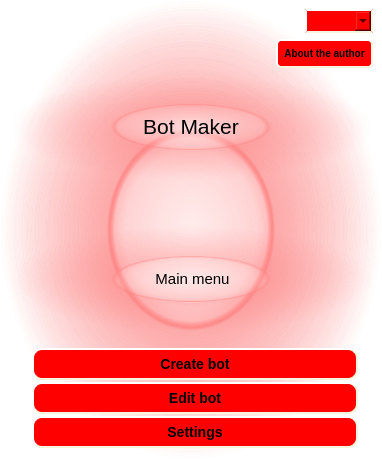
Before: the Qt Designer form Bot/mainwindow.ui in ultraxion2000/Bot_creator-1, drawn with Qt 5.
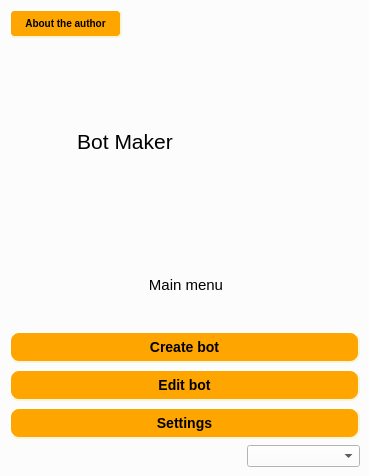
After: the same form once the commit is applied. Icons and pictures are not drawn.

What changed in the file:
```diff
--- a/Bot/mainwindow.ui
+++ b/Bot/mainwindow.ui
@@ -6,37 +6,23 @@
    <rect>
     <x>0</x>
     <y>0</y>
-    <width>382</width>
-    <height>459</height>
+    <width>369</width>
+    <height>476</height>
    </rect>
   </property>
   <property name="windowTitle">
    <string>MainWindow</string>
   </property>
   <property name="styleSheet">
-   <string notr="true">background-color:qradialgradient(spread:pad, cx:0.5, cy:0.5, radius:0.5, fx:0.5, fy:0.5, stop:0 rgba(255, 235, 235, 206), stop:0.35 rgba(255, 188, 188, 80), stop:0.4 rgba(255, 162, 162, 80), stop:0.425 rgba(255, 132, 132, 156), stop:0.44 rgba(252, 128, 128, 80), stop:1 rgba(255, 255, 255, 0))
-</string>
+   <string notr="true">background-color:rgb(252, 252, 252)</string>
   </property>
   <widget class="QWidget" name="centralwidget">
-   <layout class="QVBoxLayout" name="verticalLayout_2">
-    <item alignment="Qt::AlignRight">
-     <widget class="QComboBox" name="comboBox">
-      <property name="styleSheet">
-       <string notr="true">QComboBox{
-    background-color: red;
-    border-style:outset ;
-    border-width: 2px;
-	 border-color: beige;
-	padding: 2px;
-}</string>
-      </property>
-     </widget>
-    </item>
-    <item alignment="Qt::AlignRight">
+   <layout class="QGridLayout" name="gridLayout_2">
+    <item row="0" column="0">
      <widget class="QPushButton" name="info">
       <property name="styleSheet">
        <string notr="true">QPushButton{
-    background-color: red;
+    background-color: orange;
     border-style: outset;
     border-width: 2px;
     border-radius: 5px;
@@ -55,82 +41,13 @@
       </property>
      </widget>
     </item>
-    <item>
-     <widget class="QLabel" name="label">
-      <property name="styleSheet">
-       <string notr="true"/>
-      </property>
-      <property name="text">
-       <string>&lt;html&gt;&lt;head/&gt;&lt;body&gt;&lt;p align=&quot;center&quot;&gt;&lt;span style=&quot; font-size:16pt;&quot;&gt;Bot Maker&lt;/span&gt;&lt;/p&gt;&lt;/body&gt;&lt;/html&gt;</string>
-      </property>
-     </widget>
-    </item>
-    <item>
-     <spacer name="verticalSpacer">
-      <property name="orientation">
-       <enum>Qt::Vertical</enum>
-      </property>
-      <property name="sizeType">
-       <enum>QSizePolicy::Minimum</enum>
-      </property>
-      <property name="sizeHint" stdset="0">
-       <size>
-        <width>20</width>
-        <height>40</height>
-       </size>
-      </property>
-     </spacer>
-    </item>
-    <item>
-     <widget class="QLabel" name="label_2">
-      <property name="tabletTracking">
-       <bool>false</bool>
-      </property>
-      <property name="contextMenuPolicy">
-       <enum>Qt::DefaultContextMenu</enum>
-      </property>
-      <property name="acceptDrops">
-       <bool>false</bool>
-      </property>
-      <property name="toolTipDuration">
-       <number>5</number>
-      </property>
-      <property name="text">
-       <string>&lt;html&gt;&lt;head/&gt;&lt;body&gt;&lt;p align=&quot;center&quot;&gt;&lt;span style=&quot; font-size:11pt;&quot;&gt;Main menu&lt;/span&gt;&lt;/p&gt;&lt;/body&gt;&lt;/html&gt;</string>
-      </property>
-      <property name="indent">
-       <number>3</number>
-      </property>
-      <property name="openExternalLinks">
-       <bool>false</bool>
-      </property>
-     </widget>
-    </item>
-    <item>
-     <layout class="QVBoxLayout" name="verticalLayout">
-      <property name="spacing">
-       <number>2</number>
-      </property>
-      <property name="sizeConstraint">
-       <enum>QLayout::SetMaximumSize</enum>
-      </property>
-      <property name="leftMargin">
-       <number>23</number>
-      </property>
-      <property name="topMargin">
-       <number>10</number>
-      </property>
-      <property name="rightMargin">
-       <number>15</number>
-      </property>
-      <property name="bottomMargin">
-       <number>2</number>
-      </property>
-      <item>
+    <item row="2" column="0" colspan="3">
+     <layout class="QGridLayout" name="gridLayout">
+      <item row="1" column="0">
        <widget class="QPushButton" name="CreateBotButton">
         <property name="styleSheet">
          <string notr="true">QPushButton{
-    background-color: red;
+    background-color: orange;
     border-style: outset;
     border-width: 2px;
     border-radius: 10px;
@@ -149,34 +66,11 @@
         </property>
        </widget>
       </item>
-      <item>
-       <widget class="QPushButton" name="EditBot">
-        <property name="styleSheet">
-         <string notr="true">QPushButton{
-    background-color: red;
-    border-style: outset;
-    border-width: 2px;
-    border-radius: 10px;
-    border-color: beige;
-    font: bold 14px;
-    min-width: 10em;
-    padding: 6px;
-}
-QPushButton:pressed {
-    background-color: rgb(255, 170, 0);
-    border-style: inset;
-}</string>
-        </property>
-        <property name="text">
-         <string>Edit bot</string>
-        </property>
-       </widget>
-      </item>
-      <item>
+      <item row="4" column="0">
        <widget class="QPushButton" name="SettingsButton">
         <property name="styleSheet">
          <string notr="true">QPushButton{
-    background-color: red;
+    background-color: orange;
     border-style: outset;
     border-width: 2px;
     border-radius: 10px;
@@ -195,8 +89,92 @@
         </property>
        </widget>
       </item>
+      <item row="2" column="0">
+       <widget class="QPushButton" name="EditBot">
+        <property name="styleSheet">
+         <string notr="true">QPushButton{
+    background-color:orange ;
+    border-style: outset;
+    border-width: 2px;
+    border-radius: 10px;
+    border-color: beige;
+    font: bold 14px;
+    min-width: 10em;
+    padding: 6px;
+}
+QPushButton:pressed {
+    background-color: rgb(255, 0, 0);
+    border-style: inset;
+}</string>
+        </property>
+        <property name="text">
+         <string>Edit bot</string>
+        </property>
+       </widget>
+      </item>
+      <item row="0" column="0">
+       <widget class="QLabel" name="label_2">
+        <property name="tabletTracking">
+         <bool>false</bool>
+        </property>
+        <property name="contextMenuPolicy">
+         <enum>Qt::DefaultContextMenu</enum>
+        </property>
+        <property name="acceptDrops">
+         <bool>false</bool>
+        </property>
+        <property name="toolTipDuration">
+         <number>5</number>
+        </property>
+        <property name="text">
+         <string>&lt;html&gt;&lt;head/&gt;&lt;body&gt;&lt;p align=&quot;center&quot;&gt;&lt;span style=&quot; font-size:11pt;&quot;&gt;Main menu&lt;/span&gt;&lt;/p&gt;&lt;/body&gt;&lt;/html&gt;</string>
+        </property>
+        <property name="indent">
+         <number>3</number>
+        </property>
+        <property name="openExternalLinks">
+         <bool>false</bool>
+        </property>
+       </widget>
+      </item>
      </layout>
     </item>
+    <item row="3" column="0" colspan="2">
+     <spacer name="horizontalSpacer">
+      <property name="orientation">
+       <enum>Qt::Horizontal</enum>
+      </property>
+      <property name="sizeHint" stdset="0">
+       <size>
+        <width>231</width>
+        <height>20</height>
+       </size>
+      </property>
+     </spacer>
+    </item>
+    <item row="3" column="2">
+     <widget class="QComboBox" name="comboBox"/>
+    </item>
+    <item row="1" column="2">
+     <widget class="QLabel" name="label_3">
+      <property name="text">
+       <string/>
+      </property>
+      <property name="pixmap">
+       <pixmap>../../../Users/Александр/Desktop/356_2345.png</pixmap>
+      </property>
+     </widget>
+    </item>
+    <item row="1" column="0" colspan="2">
+     <widget class="QLabel" name="label">
+      <property name="styleSheet">
+       <string notr="true"/>
+      </property>
+      <property name="text">
+       <string>&lt;html&gt;&lt;head/&gt;&lt;body&gt;&lt;p align=&quot;center&quot;&gt;&lt;span style=&quot; font-size:16pt;&quot;&gt;Bot Maker&lt;/span&gt;&lt;/p&gt;&lt;/body&gt;&lt;/html&gt;</string>
+      </property>
+     </widget>
+    </item>
    </layout>
   </widget>
  </widget>
```
Left out of the diff: 6 changed lines with no effect on the pictures.
